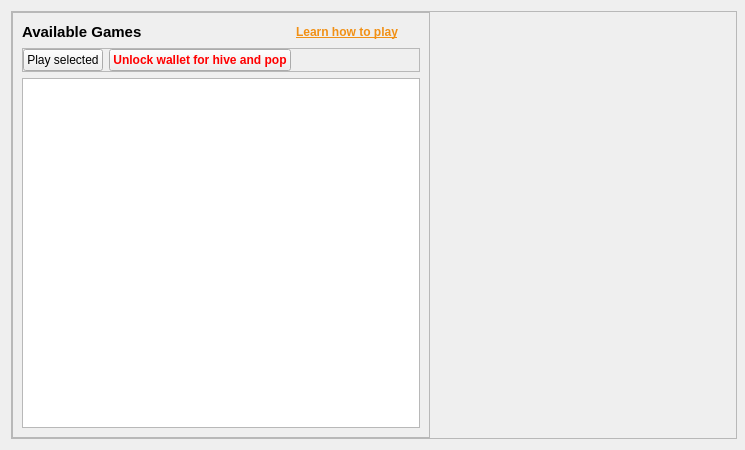
Before: the Qt Designer form src/qt/forms/popdialog.ui in litecoincash-project/ring, drawn with Qt 5.
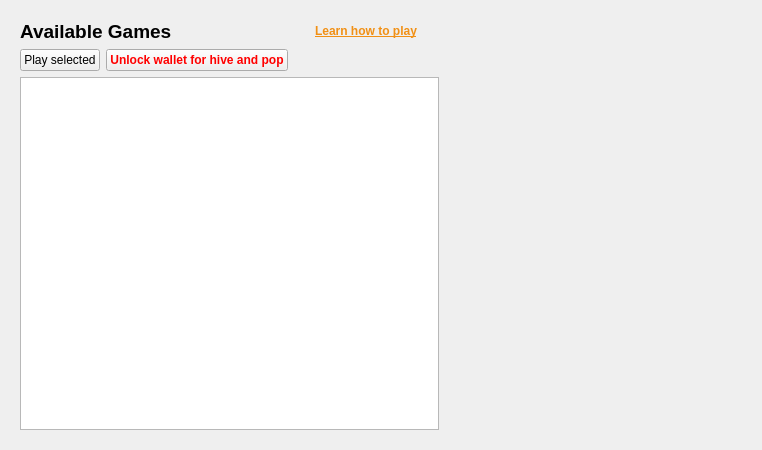
After: the same form once the commit is applied. Icons and pictures are not drawn.

Diff of the .ui file:
```diff
--- a/src/qt/forms/popdialog.ui
+++ b/src/qt/forms/popdialog.ui
@@ -6,7 +6,7 @@
    <rect>
     <x>0</x>
     <y>0</y>
-    <width>745</width>
+    <width>762</width>
     <height>450</height>
    </rect>
   </property>
@@ -32,10 +32,10 @@
    <item>
     <widget class="QFrame" name="mainFrame">
      <property name="frameShape">
-      <enum>QFrame::StyledPanel</enum>
+      <enum>QFrame::NoFrame</enum>
      </property>
      <property name="frameShadow">
-      <enum>QFrame::Raised</enum>
+      <enum>QFrame::Plain</enum>
      </property>
      <layout class="QHBoxLayout" name="horizontalLayout_2">
       <property name="leftMargin">
@@ -59,10 +59,10 @@
          </size>
         </property>
         <property name="frameShape">
-         <enum>QFrame::StyledPanel</enum>
+         <enum>QFrame::NoFrame</enum>
         </property>
         <property name="frameShadow">
-         <enum>QFrame::Raised</enum>
+         <enum>QFrame::Plain</enum>
         </property>
         <layout class="QVBoxLayout" name="verticalLayout">
          <item>
@@ -74,7 +74,7 @@
             <widget class="QLabel" name="availableGamesLabel">
              <property name="font">
               <font>
-               <pointsize>11</pointsize>
+               <pointsize>14</pointsize>
                <weight>75</weight>
                <bold>true</bold>
               </font>
@@ -146,10 +146,10 @@
          <item>
           <widget class="QFrame" name="playSelectedFrame">
            <property name="frameShape">
-            <enum>QFrame::StyledPanel</enum>
+            <enum>QFrame::NoFrame</enum>
            </property>
            <property name="frameShadow">
-            <enum>QFrame::Raised</enum>
+            <enum>QFrame::Plain</enum>
            </property>
            <layout class="QHBoxLayout" name="horizontalLayout_3">
             <property name="leftMargin">
```
